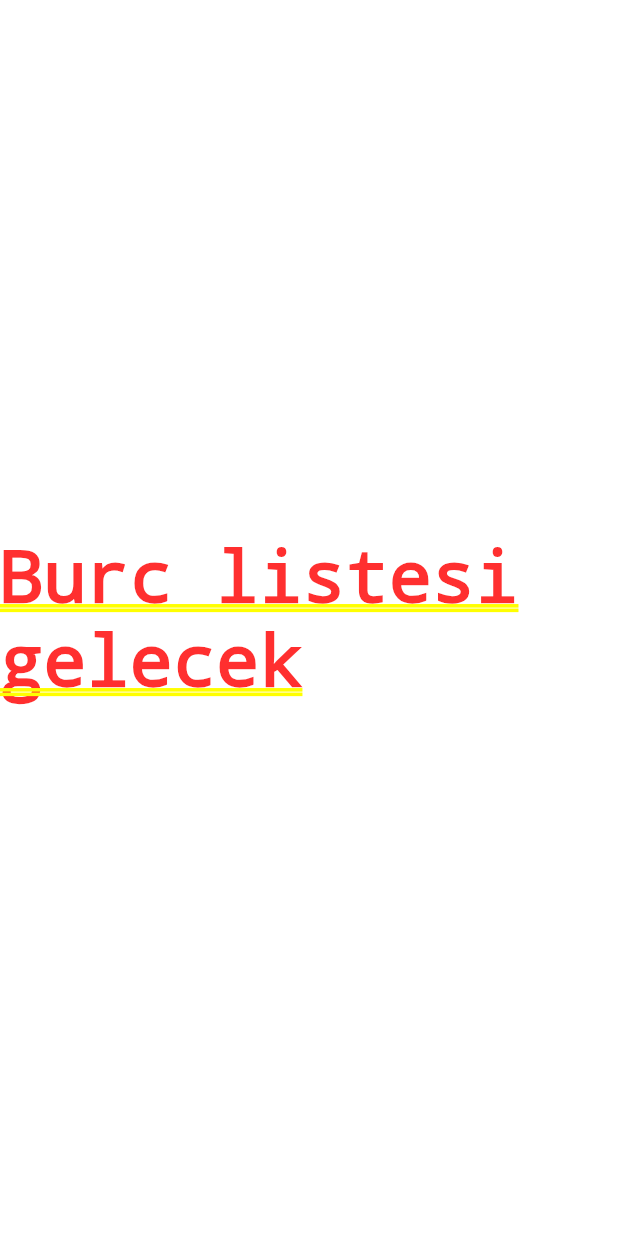
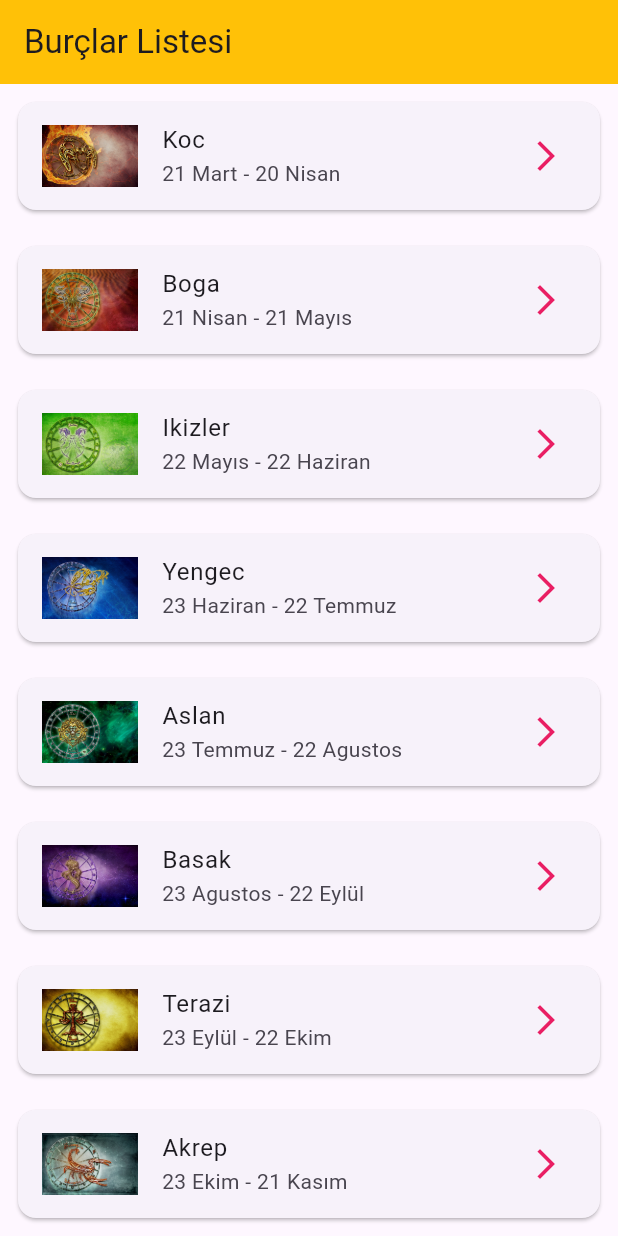
Before and after one commit to Fathkara/HoroscopeList, a Flutter app: the screen it shows after launch, on a phone screen of 412 x 824 dp. Run offline on Flutter 3.47's test engine with Material 3 defaults, Android fonts, the phone set to English and light mode, and no system bars.

Commit message:
finished burclistview

```diff
--- /dev/null
+++ b/horoscopelist/lib/burc_detay.dart
@@ -0,0 +1,10 @@
+import 'package:flutter/material.dart';
+
+class BurcDetay extends StatelessWidget {
+  const BurcDetay({super.key});
+
+  @override
+  Widget build(BuildContext context) {
+    return const Placeholder();
+  }
+}
--- /dev/null
+++ b/horoscopelist/lib/burc_item.dart
@@ -0,0 +1,22 @@
+import 'package:flutter/material.dart';
+import 'package:horoscopelist/model/burc.dart';
+
+class BurcItem extends StatelessWidget {
+  final Burc listelenenBurc;
+  const BurcItem({required this.listelenenBurc, super.key});
+
+  @override
+  Widget build(BuildContext context) {
+    return Padding(
+      padding: const EdgeInsets.all(8.0),
+      child: Card(
+        child: ListTile(
+          leading: Image.asset("images/" + listelenenBurc.burcKucukResim,width: 64,height: 64,),
+          title: Text(listelenenBurc.burcAdi),
+          subtitle: Text(listelenenBurc.burcTarihi),
+          trailing: Icon(Icons.arrow_forward_ios,color: Colors.pink,),
+        ),
+      ),
+    );
+  }
+}
--- /dev/null
+++ b/horoscopelist/lib/data/strings.dart
@@ -0,0 +1,216 @@
+class Strings {
+  static const String APP_NAME = "Burç Rehberi";
+
+  static const List<String> BURC_ADLARI = [
+    "Koc",
+    "Boga",
+    "Ikizler",
+    "Yengec",
+    "Aslan",
+    "Basak",
+    "Terazi",
+    "Akrep",
+    "Yay",
+    "Oglak",
+    "Kova",
+    "Balik"
+  ];
+
+  static const List<String> BURC_TARIHLERI = [
+    "21 Mart - 20 Nisan",
+    "21 Nisan - 21 Mayıs",
+    "22 Mayıs - 22 Haziran",
+    "23 Haziran - 22 Temmuz",
+    "23 Temmuz - 22 Agustos",
+    "23 Agustos - 22 Eylül",
+    "23 Eylül - 22 Ekim",
+    "23 Ekim - 21 Kasım",
+    "22 Kasım - 21 Aralık",
+    "22 Aralık - 21 Ocak",
+    "22 Ocak - 19 Subat",
+    "20 Subat - 20 Mart"
+  ];
+
+  static const List<String> BURC_GENEL_OZELLIKLERI = [
+    "\tGenel Özellikler\n\n"
+        "\tYönetici yıldızınız: Mars\n\n"
+        "\tGrubunuz: Ateş\n\n"
+        "\tUğurlu gününüz: Salı\n\n"
+        "\tUğurlu sayınız: 8\n\n"
+        "\tUğurlu renginiz: Ateş kırmızısı\n\n"
+        "\tUğurlu taşlarınız: Opal, elmas, safir\n\n"
+        "\tUğurlu çicekleriniz: Lale, papatya\n\n"
+        "\tUğurlu kokularınız: Manolya, lavanta, ıtır\n\n"
+        "\tOlumlu özelliğiniz: Cesaret\n\n"
+        "\tOlumsuz özelliğiniz: Acelecilik\n\n"
+        "\tAnlaştığınız burçlar:Aslan, Yay\n\n"
+        "\tAnlaşamadığınız burçlar: Yengeç, Terazi, Oğlak\n\n"
+        "\tBaşarılı olacağınız meslekler: Politikacılık, yöneticilik, işletmecilik, mühendislik, ressamlık, müzisyenlik, oyunculuk\n\n"
+        "\tBurcunuzdan olan ünlüler: Fatih Sultan Mehmet,Sakıp Sabancı, Descartes, Charlie Chaplin, Vincent Van Gogh, Zeki Alasya\n\n",
+    "\tGenel Özellikler\n\n"
+        "\tYönetici yıldızınız: Venüs\n\n"
+        "\tGrubunuz: Toprak\n\n"
+        "\tUğurlu gününüz: Cuma\n\n"
+        "\tUğurlu sayınız: 6\n\n"
+        "\tUğurlu renginiz: Pastel Mavi, Lila\n\n"
+        "\tUğurlu taşlarınız: Krizokol, Turkuaz, Safir\n\n"
+        "\tUğurlu çicekleriniz: Kırmızı gül, pembe karanfil ve şebboy\n\n"
+        "\tUğurlu kokularınız: Karanfil, elma çiçeği\n\n"
+        "\tOlumlu özelliğiniz: Güvenilirlik\n\n"
+        "\tOlumsuz özelliğiniz: İnatçılık\n\n"
+        "\tAnlaştığınız burçlar: Yengeç, Balık\n\n"
+        "\tAnlaşamadığınız burçlar: Kova, Aslan, Akrep\n\n"
+        "\tBaşarılı olacağınız meslekler: Askerlik, doktorluk, mimarlık, mühendislik, bankacılık\n\n"
+        "\tBurcunuzdan olan ünlüler:  Nükhet Duru, Öztürk Serengil, Salvadore Dali, Karl Marks, Lenin, Sigmund Freud, Shakespare\n\n",
+    "\tGenel Özellikler\n\n"
+        "\tYönetici yıldızınız: Merkür\n\n"
+        "\tGrubunuz: Hava\n\n"
+        "\tUğurlu gününüz: Çarşamba\n\n"
+        "\tUğurlu sayınız: 5\n\n"
+        "\tUğurlu renginiz: Sarı\n\n"
+        "\tUğurlu taşlarınız: Kuvars, Akik, Turkuaz\n\n"
+        "\tUğurlu çicekleriniz: Çiğdem, mimoza\n\n"
+        "\tUğurlu kokularınız: Gardenya, sümbül, yasemin\n\n"
+        "\tOlumlu özelliğiniz: Konuşkan olmak\n\n"
+        "\tOlumsuz özelliğiniz: Kararsızlık\n\n"
+        "\tAnlaştığınız burçlar: Terazi, Kova, Aslan\n\n"
+        "\tAnlaşamadığınız burçlar: Başak, Yay\n\n"
+        "\tBaşarılı olacağınız meslekler: Yazarlık, bankacılık, avukatlık, gazetecilik, edebiyatçı\n\n"
+        "\tBurcunuzdan olan ünlüler: Adile Naşit, Bülent Ecevit, John F. Kennedy, John Wayne, Schumann\n\n",
+    "\tGenel Özellikler\n\n"
+        "\tYönetici yıldızınız: Ay\n\n"
+        "\tGrubunuz: Su\n\n"
+        "\tUğurlu gününüz: Pazartesi\n\n"
+        "\tUğurlu sayınız: 2\n\n"
+        "\tUğurlu renginiz: Beyaz\n\n"
+        "\tUğurlu taşlarınız: Ametist, Pembe kuvars\n\n"
+        "\tUğurlu çicekleriniz: Nilüfer, beyaz gül, zambak\n\n"
+        "\tUğurlu kokularınız: Misk, müge, leylak\n\n"
+        "\tOlumlu özelliğiniz: Sabırlı olmak\n\n"
+        "\tOlumsuz özelliğiniz: Dikkatsizlik\n\n"
+        "\tAnlaştığınız burçlar: Boğa, Balık\n\n"
+        "\tAnlaşamadığınız burçlar: Koç, Aslan, Kova\n\n"
+        "\tBaşarılı olacağınız meslekler: Eczacılık, turizm, pilotluk, kimyagerlik\n\n"
+        "\tBurcunuzdan olan ünlüler: Sezen Aksu, Türkan Şoray, Louis Armstrong, Tom Cruise, Giorgio Armani, Lady Diana\n\n",
+    "\tGenel Özellikler\n\n"
+        "\tYönetici yıldızınız: Güneş\n\n"
+        "\tGrubunuz: Ateş\n\n"
+        "\tUğurlu gününüz: Pazartesi\n\n"
+        "\tUğurlu sayınız: 1\n\n"
+        "\tUğurlu renginiz: Sarı\n\n"
+        "\tUğurlu taşlarınız: Sardoniks, Peridot, Krizolit\n\n"
+        "\tUğurlu çicekleriniz: Kırmızı gül, sarı krizantem ve orkide\n\n"
+        "\tUğurlu kokularınız: Misk, portakal çiçeği ve gül\n\n"
+        "\tOlumlu özelliğiniz: Cömertlik\n\n"
+        "\tOlumsuz özelliğiniz: Kendini beğenmişlik\n\n"
+        "\tAnlaştığınız burçlar: Koç, Yay\n\n"
+        "\tAnlaşamadığınız burçlar: Boğa, Akrep, Kova\n\n"
+        "\tBaşarılı olacağınız meslekler: Askerlik, doktorluk, yöneticilik\n\n"
+        "\tBurcunuzdan olan ünlüler: Uğur Mumcu, Gönül Yazar, Neil Armstrong, Benito Mussolini, Fidel Castro, Henry Ford, Madonna\n\n",
+    "\tGenel Özellikler\n\n"
+        "\tYönetici yıldızınız: Merkür\n\n"
+        "\tGrubunuz: Toprak\n\n"
+        "\tUğurlu gününüz: Çarşamba\n\n"
+        "\tUğurlu sayınız: 5\n\n"
+        "\tUğurlu renginiz: Kobalt mavisi\n\n"
+        "\tUğurlu taşlarınız: Ametist, Akik, Yeşim Taşı, Zümrüt\n\n"
+        "\tUğurlu çicekleriniz: Açelya, sarı menekşe, lavanta çiçeği\n\n"
+        "\tUğurlu kokularınız: Leylak, limon ve sardunya\n\n"
+        "\tOlumlu özelliğiniz: Titizlik\n\n"
+        "\tOlumsuz özelliğiniz: Çekingenlik\n\n"
+        "\tAnlaştığınız burçlar: Boğa, Oğlak\n\n"
+        "\tAnlaşamadığınız burçlar: İkizler, Yay, Balık\n\n"
+        "\tBaşarılı olacağınız meslekler: Edebiyat alanı, yazarlık, eczacılık, muhasebecilik , araştırmacılık\n\n"
+        "\tBurcunuzdan olan ünlüler: Büyük İskender, Uğur Dündar, Sophia Loren, Michael Jackson, Vitali Hakko, Richard Gere, Sean Connery\n\n",
+    "\tGenel Özellikler\n\n"
+        "\tYönetici yıldızınız: Venüs\n\n"
+        "\tGrubunuz: Hava\n\n"
+        "\tUğurlu gününüz: Cuma\n\n"
+        "\tUğurlu sayınız: 6\n\n"
+        "\tUğurlu renginiz: Turkuaz ve mat renkler\n\n"
+        "\tUğurlu taşlarınız: Lapis Lazuli, Mercan, Opal\n\n"
+        "\tUğurlu çicekleriniz: Pembe krizantem, pembe gül\n\n"
+        "\tUğurlu kokularınız: Gardenya, yasemin ve orkide\n\n"
+        "\tOlumlu özelliğiniz: Zariflik\n\n"
+        "\tOlumsuz özelliğiniz: Gösteriş meraklısı olmak\n\n"
+        "\tAnlaştığınız burçlar: İkizler, Kova\n\n"
+        "\tAnlaşamadığınız burçlar: Koç, Yengeç, Oğlak\n\n"
+        "\tBaşarılı olacağınız meslekler: Müzisyenlik, ressamlık, mimarlık, bankacılık, politikacılık, hukukçuluk, heykeltraşlık\n\n"
+        "\tBurcunuzdan olan ünlüler: Cem Özer, Hülya Avşar, Cervantes, Oscar Wilde, Pavorotti, Turgut Özal, Pavorotti, Jimmy Carter\n\n",
+    "\t Genel Özellikler\n\n"
+        "\t Yönetici yıldızınız: Mars-Plüton\n\n"
+        "\t Grubunuz: Su\n\n"
+        "\t Uğurlu gününüz: Salı\n\n"
+        "\t Uğurlu sayınız: 9\n\n"
+        "\t Uğurlu renginiz: Kırmızı ve siyah\n\n"
+        "\t Uğurlu taşlarınız: Akuamarin, Lapis Lazuli, Opal\n\n"
+        "\t Uğurlu çiçekleriniz: Kırmızı karanfil, hanımeli, ateş çiçeği\n\n"
+        "\t Uğurlu kokularınız: Misk, manolya\n\n"
+        "\t Olumlu özelliğiniz: Kararlılık\n\n"
+        "\t Olumsuz özelliğiniz: Merhametsizlik ve ihmarkarlık\n\n"
+        "\t Anlaştığınız burçlar: Yengeç, Balık\n\n"
+        "\t Anlaşamadığınız burçlar: Boğa, Aslan, Kova\n\n"
+        "\t Başarılı olacağınız meslekler: Yöneticilik, mühendislik, komutanlık, yazarlık, müzisyenlik, gazetecilik\n\n"
+        "\t Burcunuzdan olan ünlüler: Süleyman Demirel, Maradona, Pablo Picasso, Prenses Charles, Indra Gandhi, Alfred Nobel\n\n",
+    "\tGenel Özellikler\n\n"
+        "\t Yönetici yıldızınız: Jüpiter\n\n"
+        "\t Grubunuz: Ateş\n\n"
+        "\t Uğurlu gününüz: Perşembe\n\n"
+        "\t Uğurlu sayınız: 3\n\n"
+        "\t Uğurlu renginiz: Mor ve koyu mavi\n\n"
+        "\t Uğurlu taşlarınız: Obsidyen, Krizolit, Topaz\n\n"
+        "\tUğurlu çicekleriniz: Leylak, mor menekşe\n\n"
+        "\t  Uğurlu kokularınız: Nergis, menekşe, zambak\n\n"
+        "\t  Olumlu özelliğiniz: Girişimcilik\n\n"
+        "\t  Olumsuz özelliğiniz: Başkalarını küçümsemek\n\n"
+        "\t Anlaştığınız burçlar: Koç, Aslan\n\n"
+        "\t Anlaşamadığınız burçlar: İkizler, Başak, Balık\n\n"
+        "\t Başarılı olacağınız meslekler: Politikacılık, hukukçu, araştırmacılık, bankacılık, öğretmenlik\n\n"
+        "\tBurcunuzdan olan ünlüler:  Mehmet Ali Birand, Zeki Müren, Walt Disney, Winston Churchill, Ludwig van Beethoven, Mark Twain\n\n",
+    "\tGenel Özellikler\n\n"
+        "\t Yönetici yıldızınız: Satürn\n\n"
+        "\t Grubunuz: Toprak\n\n"
+        "\t Uğurlu gününüz: Cumartesi\n\n"
+        "\t  Uğurlu sayınız: 8\n\n"
+        "\t Uğurlu renginiz: Koyu kahverengi ve gri\n\n"
+        "\t Uğurlu taşlarınız: Kuvars, Yakut, Kehribar\n\n"
+        "\t  Uğurlu çicekleriniz: Siyah gül, kadife çiçeği, kamelya\n\n"
+        "\t Uğurlu kokularınız: Kamelya, cam, fulya\n\n"
+        "\t  Olumlu özelliğiniz: Kararlılık ve sağlam adımlar atmak\n\n"
+        "\tOlumsuz özelliğiniz: Aşırı meraklı olmak\n\n"
+        "\t Anlaştığınız burçlar: Boğa, Başak\n\n"
+        "\t Anlaşamadığınız burçlar: Koç, Yengeç, Terazi\n\n"
+        "\t Başarılı olacağınız meslekler: Güzellik uzmanlığı, mimarlık, madencilik, doktorluk, kuyumculuk\n\n"
+        "\t Burcunuzdan olan ünlüler:  Filiz Akın, Semra Özal, Benjamin Franklin, Elvis Presley, Isaac Newton\n\n",
+    "\tGenel Özellikler\n\n"
+        "\tYönetici yıldızınız: Uranüs\n\n"
+        "\t Grubunuz: Hava\n\n"
+        "\tUğurlu gününüz: Pazar\n\n"
+        "\t Uğurlu sayınız: 4\n\n"
+        "\t Uğurlu renginiz: Lacivert\n\n"
+        "\t Uğurlu taşlarınız: Ametist, Gümüş, Grena\n\n"
+        "\t Uğurlu çicekleriniz: Zerren, menekşe, kartopu, kır çiçekleri ve kuşburnu\n\n"
+        "\t Uğurlu kokularınız: Sümbül, yasemin, menekşe\n\n"
+        "\t Olumlu özelliğiniz: İradeli olmak\n\n"
+        "\t Olumsuz özelliğiniz: İhmarkarlık\n\n"
+        "\t Anlaştığınız burçlar: İkizler, Terazi\n\n"
+        "\t Anlaşamadığınız burçlar: Boğa, Aslan, Akrep\n\n"
+        "\t  Başarılı olacağınız meslekler: Yazarlık, editörlük, gazetecilik, sanatçılık, organizatörlük, muhasebecilik\n\n"
+        "\t  Burcunuzdan olan ünlüler: Ajda Pekkan, Mozart, Ronald Reagan, Schubert, Abraham Lincoln, Kim Novak\n\n",
+    "\tGenel Özellikler\n\n"
+        "\t Yönetici yıldızınız: Neptün\n\n"
+        "\t Grubunuz: Su\n\n"
+        "\t Uğurlu gününüz: Perşembe\n\n"
+        "\t Uğurlu sayınız: 7\n\n"
+        "\t  Uğurlu renginiz: Turkuaz ve yeşil\n\n"
+        "\t Uğurlu taşlarınız: Turkuaz, Ametist, Pembe Kuvars\n\n"
+        "\t Uğurlu çicekleriniz: İnci çiçeği, zambak\n\n"
+        "\t Uğurlu kokularınız: Kiraz çiçeği, zambak, limon çiçeği\n\n"
+        "\t Olumlu özelliğiniz: Şefkatli ve merhametli olmak\n\n"
+        "\t Olumsuz özelliğiniz: Kendinizi küçümsemek\n\n"
+        "\t Anlaştığınız burçlar: Yengeç, Akrep\n\n"
+        "\t Anlaşamadığınız burçlar: İkizler, Başak, Yay\n\n"
+        "\t Başarılı olacağınız meslekler: Öğretmenlik, müzisyenlik, yazarlık, doktorluk\n\n"
+        "\t  Burcunuzdan olan ünlüler: Beyazıt Öztürk, Hidayet Türkoğlu, Beren Saat, Yuri Gagarin, Albert Einstein, Gorbachev\n\n",
+  ];
+}
--- a/horoscopelist/lib/horoscope_list.dart
+++ b/horoscopelist/lib/horoscope_list.dart
@@ -1,12 +1,41 @@
 import 'package:flutter/material.dart';
+import 'package:horoscopelist/burc_item.dart';
+import 'package:horoscopelist/data/strings.dart';
+import 'package:horoscopelist/model/burc.dart';
+
 
 class HoroscopeList extends StatelessWidget {
-  const HoroscopeList({super.key});
+  late final List<Burc> tumBurclar;
+  HoroscopeList() {
+    tumBurclar = veriKaynaginiHazirla();
+  }
 
   @override
   Widget build(BuildContext context) {
-    return Center(
-      child: Text("Burc listesi gelecek"),
+    return Scaffold(
+      appBar: AppBar(title: Text('Burçlar Listesi'),backgroundColor: Colors.amber,),
+      body: Center(
+      child: ListView.builder(itemBuilder: (context,index) {
+        return BurcItem(listelenenBurc: tumBurclar[index]);
+      } ,itemCount: tumBurclar.length,),
+    ),
     );
   }
+
+  List<Burc> veriKaynaginiHazirla() {
+      List<Burc> geciciList = [];
+      for (int i = 0 ; i < 12; i++) {
+        var burcAdi = Strings.BURC_ADLARI[i];
+        var burcDetayi = Strings.BURC_GENEL_OZELLIKLERI[i];
+        var burcTarihi = Strings.BURC_TARIHLERI[i];
+        var burcKucukResim = burcAdi.toLowerCase() + '${i+1}.png';
+        var burcBuyukResim = burcAdi.toLowerCase() + '_buyuk' + '${i+1}.png';
+
+
+        Burc eklenecekBurc = Burc(burcAdi, burcDetayi, burcTarihi, burcBuyukResim, burcKucukResim  );
+        geciciList.add(eklenecekBurc);
+
+      }
+      return geciciList;
+  }
 }
--- a/horoscopelist/lib/main.dart
+++ b/horoscopelist/lib/main.dart
@@ -1,21 +1,22 @@
 import 'package:flutter/material.dart';
 import 'package:horoscopelist/horoscope_list.dart';
 
+
 void main(List<String> args) {
-  runApp(MyApp());
+  runApp(const MyApp());
 }
 
 class MyApp extends StatelessWidget {
-  const MyApp ({ Key?  key}) : super (key : key);
+  const MyApp ({ super.key});
 
   @override
   Widget build(BuildContext context) {
     return MaterialApp(
       debugShowCheckedModeBanner: false,
       theme: ThemeData(
-        primarySwatch: Colors.pink,
+        primarySwatch: Colors.red,
       ),
-      home: const HoroscopeList(),
+      home:  HoroscopeList(),
     );
   }
 }
--- /dev/null
+++ b/horoscopelist/lib/model/burc.dart
@@ -0,0 +1,26 @@
+class Burc {
+  final String _burcAdi;
+  final String _burcDetayi;
+  final String _burcTarihi;
+  final String _burcKucukResim;
+  final String _burcBuyukResim;
+
+  get burcAdi => this._burcAdi;
+
+  get burcDetayi => this._burcDetayi;
+
+  get burcTarihi => this._burcTarihi;
+
+  get burcKucukResim => this._burcKucukResim;
+
+  get burcBuyukResim => this._burcBuyukResim;
+
+
+
+  Burc(this._burcAdi, this._burcDetayi,this._burcTarihi,this._burcKucukResim,this._burcBuyukResim);
+  @override
+  String toString() {
+    // TODO: implement toString
+    return '$_burcAdi - $_burcBuyukResim';
+  }
+}
```
